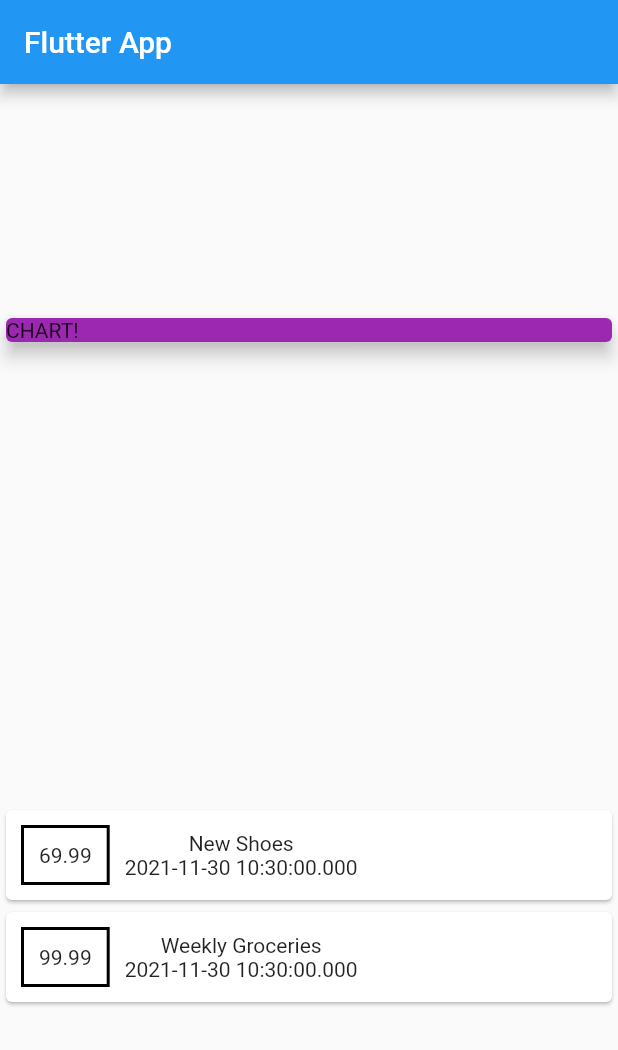
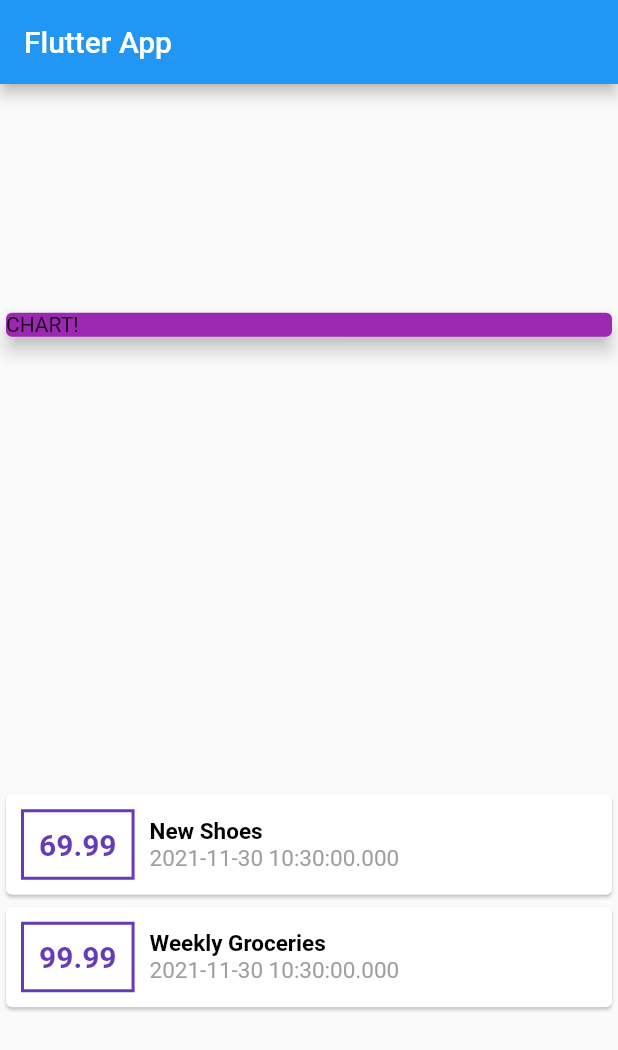
Before and after one commit to hanani14/Flutter-Training, a Flutter app: the screen it shows after launch, on a phone screen of 412 x 824 dp. Shown: the top 1050 px of the screen. Run offline on Flutter 3.47's test engine with Material 2 defaults, Android fonts, the light colour scheme and no system bars.

Commit message:
more styling

```diff
--- a/flutter_guide/lib/main.dart
+++ b/flutter_guide/lib/main.dart
@@ -37,7 +37,9 @@ class MyHomePage extends StatelessWidget {
         title: Text('Flutter App'),
       ),
       body: Column(
+        //main for top bottom
         mainAxisAlignment: MainAxisAlignment.spaceAround,
+        //cross for left right
         crossAxisAlignment: CrossAxisAlignment.stretch,
         children: [
           Container(
@@ -57,15 +59,32 @@ class MyHomePage extends StatelessWidget {
                     //styling a container
                     Container(
                         decoration: BoxDecoration(
-                            border: Border.all(color: Colors.black, width: 2)),
+                            border:
+                                Border.all(color: Colors.deepPurple, width: 2)),
                         padding: EdgeInsets.all(10),
                         margin:
                             EdgeInsets.symmetric(vertical: 10, horizontal: 10),
-                        child: Text(tx.amount.toString())),
+                        child: Text(
+                          tx.amount.toString(),
+                          style: TextStyle(
+                              fontWeight: FontWeight.bold,
+                              fontSize: 20,
+                              color: Colors.deepPurple),
+                        )),
                     Column(
+                      crossAxisAlignment: CrossAxisAlignment.start,
                       children: [
-                        Text(tx.title),
-                        Text(tx.date.toString()),
+                        Text(
+                          tx.title,
+                          style: TextStyle(
+                              fontWeight: FontWeight.bold,
+                              fontSize: 15,
+                              color: Colors.black),
+                        ),
+                        Text(
+                          tx.date.toString(),
+                          style: TextStyle(fontSize: 15, color: Colors.grey),
+                        ),
                       ],
                     ),
                   ],
```
